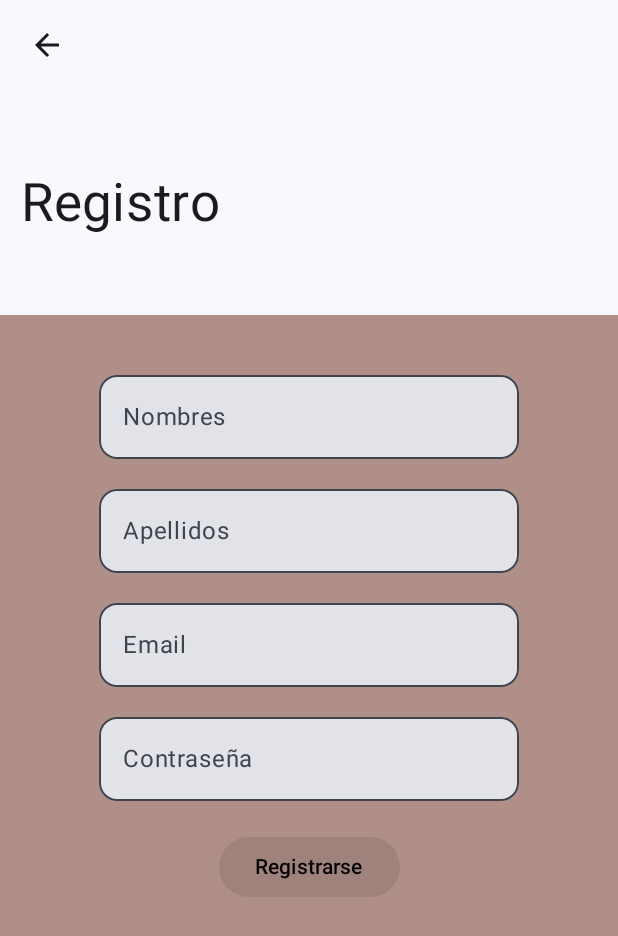
After one commit to PDM-24/proyecto-power-rangers, an Android app built with Jetpack Compose: the composable Register shown on its own in the app's theme, on a phone screen of 412 x 824 dp. The commit adds this screen. Shown: the top 936 px of the screen. Run offline under Robolectric (Android 15) with nearby library versions, the phone set to English and light mode, and no system bars.

Commit message:
add six screens and add two component for topbar and image and recourse icon

```diff
--- /dev/null
+++ b/app/src/main/java/com/pw2024/proyectomoviles/ui/component/TopBar.kt
@@ -0,0 +1,60 @@
+package com.pw2024.proyectomoviles.ui.component
+
+import androidx.compose.foundation.background
+import androidx.compose.foundation.layout.Row
+import androidx.compose.foundation.layout.fillMaxHeight
+import androidx.compose.foundation.layout.fillMaxWidth
+import androidx.compose.foundation.layout.height
+import androidx.compose.foundation.layout.padding
+import androidx.compose.material.icons.Icons
+import androidx.compose.material.icons.filled.ArrowBack
+import androidx.compose.material3.Icon
+import androidx.compose.material3.IconButton
+import androidx.compose.runtime.Composable
+import androidx.compose.ui.Alignment
+import androidx.compose.ui.Modifier
+import androidx.compose.ui.graphics.Color
+import androidx.compose.ui.unit.dp
+import com.pw2024.proyectomoviles.ui.theme.backgroundProject
+
+@Composable
+fun TopBarRegister() {
+    Row(
+        modifier = Modifier
+            .fillMaxWidth()
+            .height(60.dp),
+        verticalAlignment = Alignment.CenterVertically
+    ) {
+        IconButton(onClick = {  }) {
+            Icon(
+                modifier = Modifier
+                    .padding(start = 14.dp)
+                    .fillMaxHeight(),
+                imageVector = Icons.Default.ArrowBack,
+                contentDescription = "back"
+            )
+        }
+    }
+}
+
+@Composable
+fun TopBarForgotPassword() {
+    Row(
+        modifier = Modifier
+            .fillMaxWidth()
+            .height(60.dp)
+            .background(backgroundProject),
+        verticalAlignment = Alignment.CenterVertically
+    ) {
+        IconButton(onClick = { /*TODO*/ }) {
+            Icon(
+                modifier = Modifier
+                    .padding(start = 14.dp)
+                    .fillMaxHeight(),
+                imageVector = Icons.Default.ArrowBack,
+                contentDescription = "back",
+                tint = Color.White
+            )
+        }
+    }
+}
--- /dev/null
+++ b/app/src/main/java/com/pw2024/proyectomoviles/ui/register/Register.kt
@@ -0,0 +1,160 @@
+package com.pw2024.proyectomoviles.ui.register
+
+import android.annotation.SuppressLint
+import androidx.compose.foundation.background
+import androidx.compose.foundation.layout.Arrangement
+import androidx.compose.foundation.layout.Column
+import androidx.compose.foundation.layout.Row
+import androidx.compose.foundation.layout.Spacer
+import androidx.compose.foundation.layout.fillMaxSize
+import androidx.compose.foundation.layout.fillMaxWidth
+import androidx.compose.foundation.layout.height
+import androidx.compose.foundation.layout.padding
+import androidx.compose.foundation.shape.RoundedCornerShape
+import androidx.compose.material3.Button
+import androidx.compose.material3.ButtonDefaults
+import androidx.compose.material3.OutlinedTextField
+import androidx.compose.material3.Scaffold
+import androidx.compose.material3.Text
+import androidx.compose.material3.TextFieldDefaults
+import androidx.compose.runtime.Composable
+import androidx.compose.runtime.getValue
+import androidx.compose.runtime.mutableStateOf
+import androidx.compose.runtime.remember
+import androidx.compose.runtime.setValue
+import androidx.compose.ui.Alignment
+import androidx.compose.ui.Modifier
+import androidx.compose.ui.graphics.Color
+import androidx.compose.ui.unit.dp
+import androidx.compose.ui.unit.sp
+import com.pw2024.proyectomoviles.ui.component.TopBarRegister
+import com.pw2024.proyectomoviles.ui.theme.backgroundProject
+import com.pw2024.proyectomoviles.ui.theme.colorButtonRegister
+
+@SuppressLint("UnusedMaterial3ScaffoldPaddingParameter")
+@Composable
+fun Register() {
+
+    var firstname by remember { mutableStateOf("") }
+    var secondName by remember { mutableStateOf("") }
+    var userEmail by remember { mutableStateOf("") }
+    var passwordUser by remember { mutableStateOf("") }
+
+    Scaffold(
+        topBar = {
+            TopBarRegister()
+        }
+    ) { paddingValues ->
+        Column(
+            modifier = Modifier
+                .fillMaxSize()
+                .padding(paddingValues)
+        ) {
+
+            Row(
+                modifier = Modifier
+                    .fillMaxWidth()
+                    .height(150.dp)
+                    .padding(start = 14.dp),
+                verticalAlignment = Alignment.CenterVertically
+
+            ) {
+                Text(
+                    text = "Registro",
+                    fontSize = 35.sp
+                )
+            }
+            Column(
+                modifier = Modifier
+                    .fillMaxSize()
+                    .background(backgroundProject)
+            ) {
+                Spacer(modifier = Modifier.height(40.dp))
+                Row(
+                    modifier = Modifier.fillMaxWidth(),
+                    horizontalArrangement = Arrangement.Center
+                ) {
+
+                    OutlinedTextField(
+                        value = firstname,
+                        onValueChange = {
+                            firstname = it
+                        },
+                        placeholder = { Text(text = "Nombres") },
+                        shape = RoundedCornerShape(12.dp),
+                        colors = TextFieldDefaults.colors(Color.Black)
+                    )
+                }
+                Spacer(modifier = Modifier.height(20.dp))
+
+                Row(
+                    modifier = Modifier.fillMaxWidth(),
+                    horizontalArrangement = Arrangement.Center
+                ) {
+                    OutlinedTextField(
+                        value = secondName,
+                        onValueChange = {
+                            secondName = it
+                        },
+                        placeholder = { Text(text = "Apellidos") },
+                        shape = RoundedCornerShape(12.dp),
+                        colors = TextFieldDefaults.colors(Color.Black)
+                    )
+                }
+                Spacer(modifier = Modifier.height(20.dp))
+
+                Row(
+                    modifier = Modifier.fillMaxWidth(),
+                    horizontalArrangement = Arrangement.Center
+                ) {
+                    OutlinedTextField(
+                        value = userEmail,
+                        onValueChange = {
+                            userEmail = it
+                        },
+                        placeholder = { Text(text = "Email") },
+                        shape = RoundedCornerShape(12.dp),
+                        colors = TextFieldDefaults.colors(Color.Black)
+                    )
+                }
+                Spacer(modifier = Modifier.height(20.dp))
+
+                Row(
+                    modifier = Modifier.fillMaxWidth(),
+                    horizontalArrangement = Arrangement.Center
+                ) {
+                    OutlinedTextField(
+                        value = passwordUser,
+                        onValueChange = {
+                            passwordUser = it
+                        },
+                        placeholder = { Text(text = "Contraseña") },
+                        shape = RoundedCornerShape(12.dp),
+                        colors = TextFieldDefaults.colors(Color.Black)
+                    )
+                }
+                Spacer(modifier = Modifier.height(20.dp))
+
+                Row(
+                    modifier = Modifier.fillMaxWidth(),
+                    horizontalArrangement = Arrangement.Center
+                ) {
+                    Button(
+                        colors = ButtonDefaults.buttonColors(colorButtonRegister),
+                        onClick = {
+
+                        },
+                        enabled = if (
+                            (firstname.isEmpty()) or
+                            (secondName.isEmpty()) or
+                            (userEmail.isEmpty()) or
+                            (passwordUser.isEmpty()))
+                            false else true
+                    ) {
+                        Text(text = "Registrarse", color = Color.Black)
+                    }
+                }
+            }
+        }
+    }
+}
--- a/app/src/main/java/com/pw2024/proyectomoviles/ui/theme/Color.kt
+++ b/app/src/main/java/com/pw2024/proyectomoviles/ui/theme/Color.kt
@@ -9,3 +9,10 @@ val Pink80 = Color(0xFFEFB8C8)
 val Purple40 = Color(0xFF6650a4)
 val PurpleGrey40 = Color(0xFF625b71)
 val Pink40 = Color(0xFF7D5260)
+
+// Colores personalizados (proyecto).
+
+val backgroundProject = Color(0xFFB08F88)
+val colorButtonRegister = Color(0xFFD9D9D9)
+val colorButtonPassword = Color(0xFF9A8C98)
+val colorSearch = Color(0xFFC9ADA7)
--- /dev/null
+++ b/app/src/main/res/drawable/baseline_visibility_24.xml
@@ -0,0 +1,5 @@
+<vector xmlns:android="http://schemas.android.com/apk/res/android" android:height="24dp" android:tint="#000000" android:viewportHeight="24" android:viewportWidth="24" android:width="24dp">
+
+    <path android:fillColor="@android:color/white" android:pathData="M12,4.5C7,4.5 2.73,7.61 1,12c1.73,4.39 6,7.5 11,7.5s9.27,-3.11 11,-7.5c-1.73,-4.39 -6,-7.5 -11,-7.5zM12,17c-2.76,0 -5,-2.24 -5,-5s2.24,-5 5,-5 5,2.24 5,5 -2.24,5 -5,5zM12,9c-1.66,0 -3,1.34 -3,3s1.34,3 3,3 3,-1.34 3,-3 -1.34,-3 -3,-3z"/>
+
+</vector>
--- /dev/null
+++ b/app/src/main/res/drawable/baseline_visibility_off_24.xml
@@ -0,0 +1,5 @@
+<vector xmlns:android="http://schemas.android.com/apk/res/android" android:height="24dp" android:tint="#000000" android:viewportHeight="24" android:viewportWidth="24" android:width="24dp">
+
+    <path android:fillColor="@android:color/white" android:pathData="M12,7c2.76,0 5,2.24 5,5 0,0.65 -0.13,1.26 -0.36,1.83l2.92,2.92c1.51,-1.26 2.7,-2.89 3.43,-4.75 -1.73,-4.39 -6,-7.5 -11,-7.5 -1.4,0 -2.74,0.25 -3.98,0.7l2.16,2.16C10.74,7.13 11.35,7 12,7zM2,4.27l2.28,2.28 0.46,0.46C3.08,8.3 1.78,10.02 1,12c1.73,4.39 6,7.5 11,7.5 1.55,0 3.03,-0.3 4.38,-0.84l0.42,0.42L19.73,22 21,20.73 3.27,3 2,4.27zM7.53,9.8l1.55,1.55c-0.05,0.21 -0.08,0.43 -0.08,0.65 0,1.66 1.34,3 3,3 0.22,0 0.44,-0.03 0.65,-0.08l1.55,1.55c-0.67,0.33 -1.41,0.53 -2.2,0.53 -2.76,0 -5,-2.24 -5,-5 0,-0.79 0.2,-1.53 0.53,-2.2zM11.84,9.02l3.15,3.15 0.02,-0.16c0,-1.66 -1.34,-3 -3,-3l-0.17,0.01z"/>
+
+</vector>
```
Also changed, not shown: app/src/main/java/com/pw2024/proyectomoviles/ui/change_password/ChangePassword.kt (added, +156 -0 lines), app/src/main/java/com/pw2024/proyectomoviles/ui/code_password/CodePassword.kt (added, +113 -0 lines), app/src/main/java/com/pw2024/proyectomoviles/ui/forgot_password/ForgotPassword.kt (added, +110 -0 lines), app/src/main/java/com/pw2024/proyectomoviles/ui/search_information/SearchInformation.kt (added, +122 -0 lines), app/src/main/res/drawable/iconsecurity.png (added).
